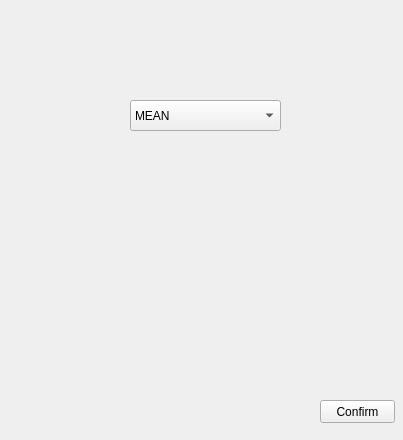
Above: marksGUI.ui from thitanun/Data-Visualization before the change. Below: the same form after it.
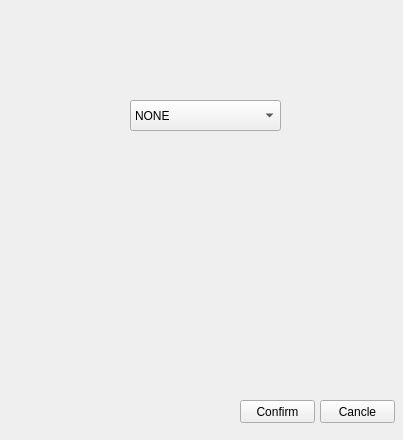
That is the form after the change.

```diff
--- a/marksGUI.ui
+++ b/marksGUI.ui
@@ -22,6 +22,11 @@
      <height>31</height>
     </rect>
    </property>
+   <item>
+    <property name="text">
+     <string>NONE</string>
+    </property>
+   </item>
    <item>
     <property name="text">
      <string>MEAN</string>
@@ -56,7 +61,7 @@
   <widget class="QPushButton" name="con_bttn">
    <property name="geometry">
     <rect>
-     <x>320</x>
+     <x>240</x>
      <y>400</y>
      <width>75</width>
      <height>23</height>
@@ -66,6 +71,19 @@
     <string>Confirm</string>
    </property>
   </widget>
+  <widget class="QPushButton" name="can_bttn">
+   <property name="geometry">
+    <rect>
+     <x>320</x>
+     <y>400</y>
+     <width>75</width>
+     <height>23</height>
+    </rect>
+   </property>
+   <property name="text">
+    <string>Cancle</string>
+   </property>
+  </widget>
  </widget>
  <resources/>
  <connections/>
```
